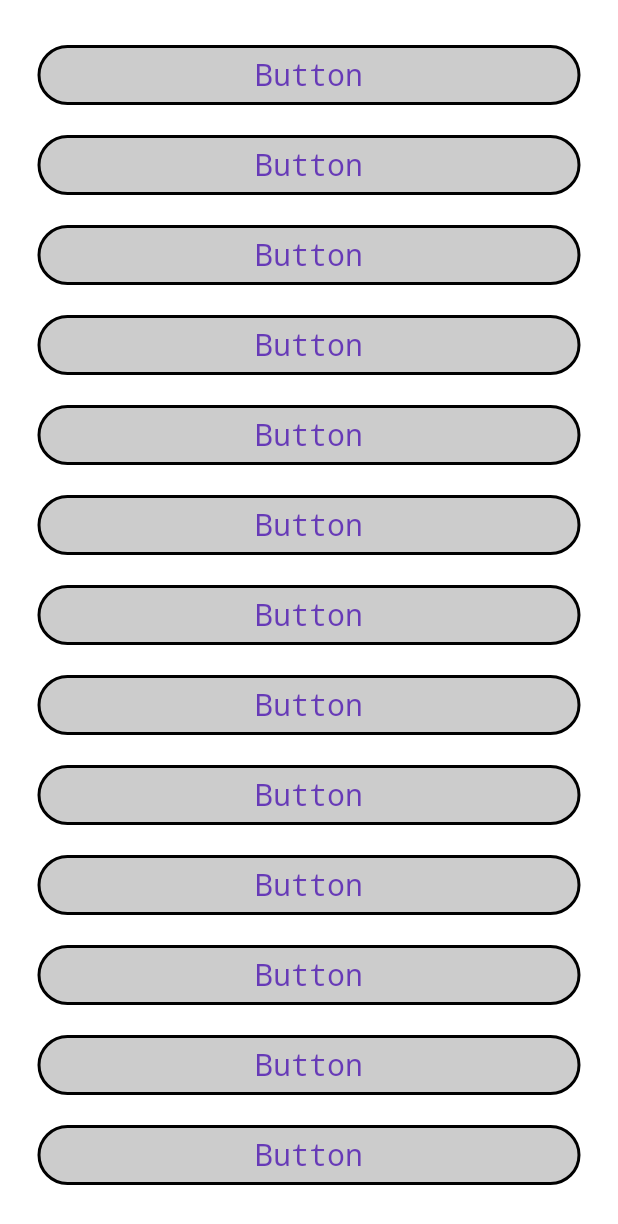
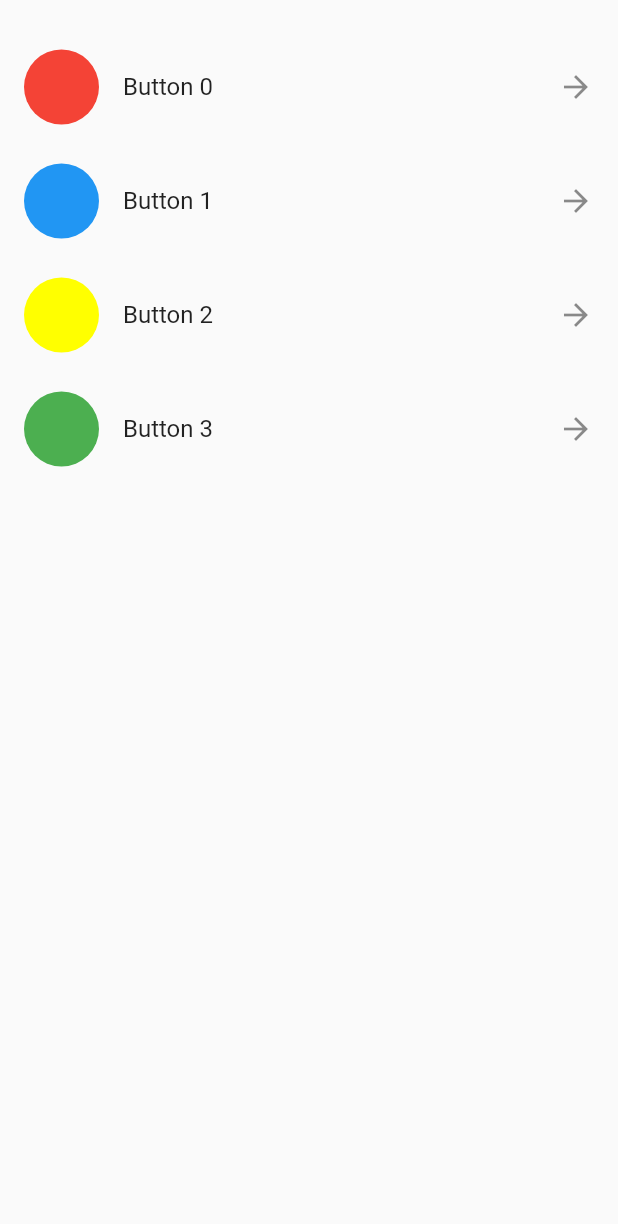
Before and after one commit to EngrMonyrul/listview_widget, a Flutter app: the screen it shows after launch, on a phone screen of 412 x 824 dp. Shown: the top 1224 px of the screen. Run offline on Flutter 3.47's test engine with Material 2 defaults, Android fonts, the phone set to English and light mode, and no system bars.

Commit message:
List Details

```diff
--- a/lib/main.dart
+++ b/lib/main.dart
@@ -1,4 +1,5 @@
 import 'package:flutter/material.dart';
+import 'package:untitled9/topics/listtileWidget.dart';
 import 'package:untitled9/topics/listviewwidget.dart';
 
 void main(){
@@ -10,18 +11,20 @@ class MyApp extends StatelessWidget {
 
   @override
   Widget build(BuildContext context) {
-    return MaterialApp(
+    return const MaterialApp(
       debugShowCheckedModeBanner: false,
       title: 'Practice Series',
-      theme: buildThemeData(),
-      routes: routes(),
-      initialRoute: 'list',
+      //theme: buildThemeData(),
+      //routes: routes(),
+      //initialRoute: 'listtilewidget',
+      home: ExampleTwo(),
     );
   }
 
   Map<String, WidgetBuilder> routes() {
     return {
-      'list':(context)=>const AllExample(),
+      'listviewwidget':(context)=> AllExample(),
+      'listtilewidget':(context)=> ExampleTwo(),
     };
   }
 
--- /dev/null
+++ b/lib/topics/listtileWidget.dart
@@ -0,0 +1,81 @@
+import 'package:flutter/material.dart';
+
+class ExampleTwo extends StatefulWidget {
+  const ExampleTwo({Key? key}) : super(key: key);
+
+  @override
+  State<ExampleTwo> createState() => _ExampleTwoState();
+}
+
+class _ExampleTwoState extends State<ExampleTwo> {
+  @override
+  Widget build(BuildContext context) {
+    return Scaffold(
+      body: ListView(
+        children: [
+          const SizedBox(height: 30,),
+          ListTile(
+            title: const Text('Button 0'),
+            leading: Container(
+              padding: const EdgeInsets.only(right: 30),
+              height: 50,
+              width: 50,
+              decoration: const BoxDecoration(
+                  color: Colors.red,
+                  shape: BoxShape.circle
+              ),
+            ),
+            trailing: const Icon(
+              Icons.arrow_forward
+            ),
+          ),
+          const SizedBox(height: 20,),
+          ListTile(
+            title: const Text('Button 1'),
+            leading: Container(
+              height: 50,
+              width: 50,
+              decoration: const BoxDecoration(
+                color: Colors.blue,
+                shape: BoxShape.circle,
+              ),
+            ),
+            trailing: const Icon(
+              Icons.arrow_forward,
+            ),
+          ),
+          const SizedBox(height: 20,),
+          ListTile(
+            title: const Text('Button 2'),
+            leading: Container(
+              height: 50,
+              width: 50,
+              decoration: const BoxDecoration(
+                color: Colors.yellowAccent,
+                shape: BoxShape.circle,
+              ),
+            ),
+            trailing: const Icon(
+              Icons.arrow_forward,
+            ),
+          ),
+          const SizedBox(height: 20,),
+          ListTile(
+            title: const Text('Button 3'),
+            leading: Container(
+              height: 50,
+              width: 50,
+              decoration: const BoxDecoration(
+                shape: BoxShape.circle,
+                color: Colors.green,
+              ),
+            ),
+            trailing: const Icon(
+              Icons.arrow_forward
+            ),
+          )
+        ],
+      ),
+    );
+  }
+}
```
